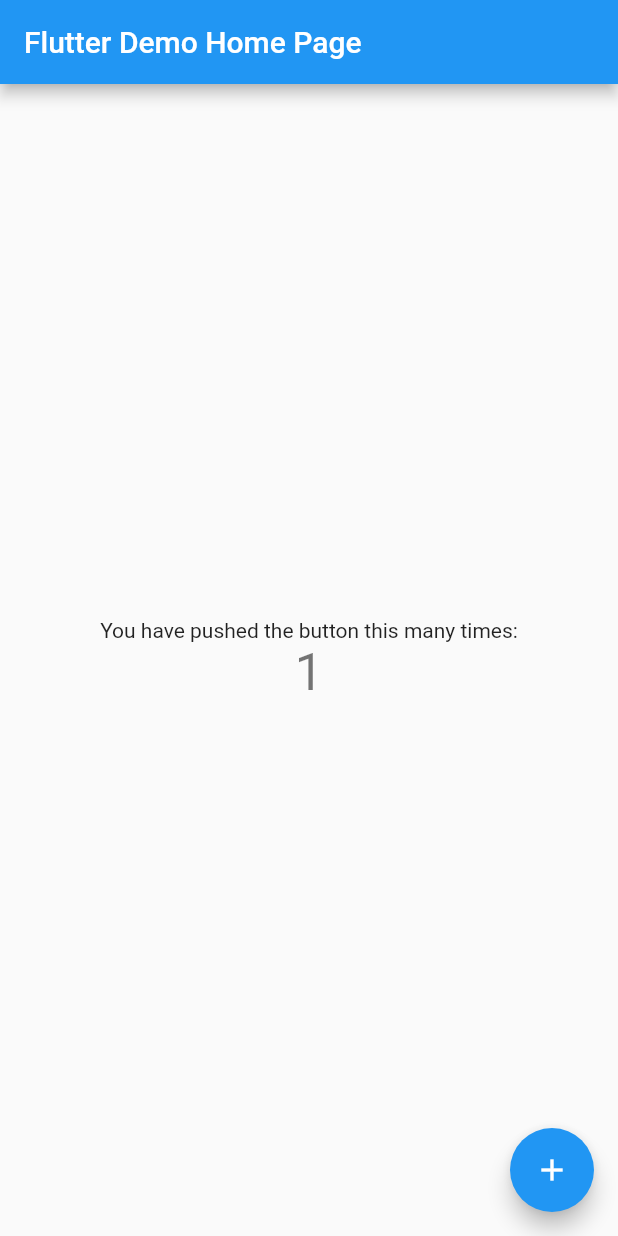
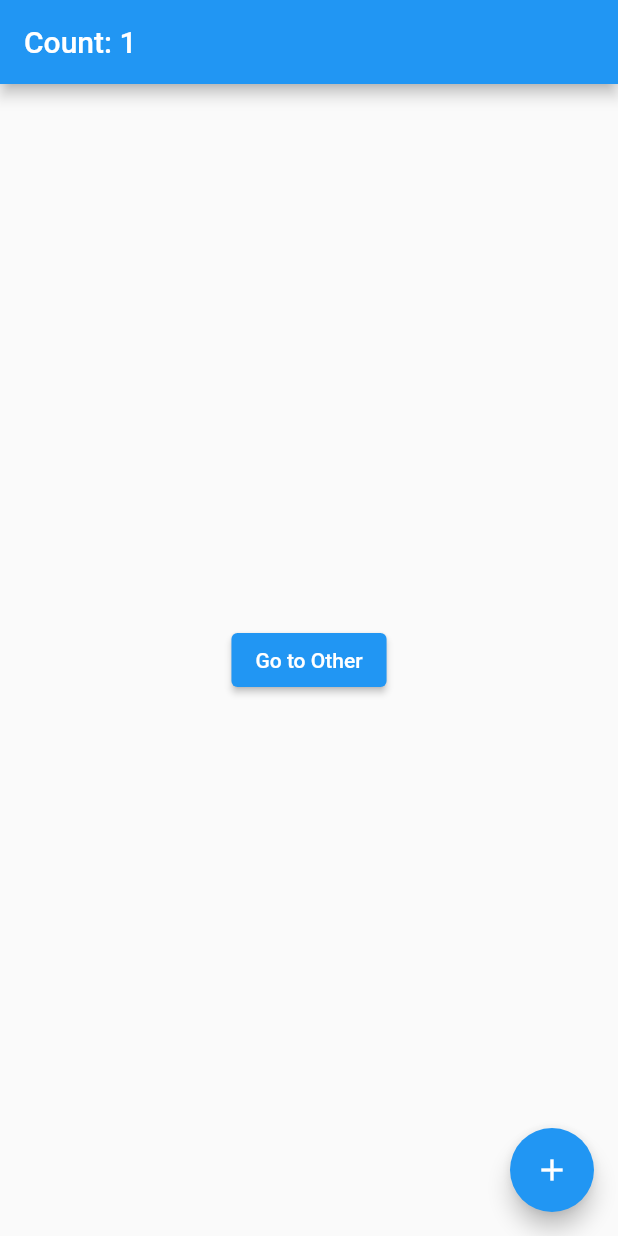
Before and after one commit to OraneOrveillon/template_flutter_getx, a Flutter app: the screen it shows after launch, after a tap on the "add" icon, on a phone screen of 412 x 824 dp. Run offline on Flutter 3.47's test engine with Material 2 defaults, Android fonts, the phone set to English and light mode, and no system bars; our stand-ins replace get.

Commit message:
Getx counter app

```diff
--- a/lib/main.dart
+++ b/lib/main.dart
@@ -1,115 +1,48 @@
 import 'package:flutter/material.dart';
+import 'package:get/get.dart';
 
-void main() {
-  runApp(const MyApp());
+void main() => runApp(const GetMaterialApp(home: Home()));
+
+class Counter extends GetxController {
+  var count = 0.obs;
+
+  increment() => count++;
 }
 
-class MyApp extends StatelessWidget {
-  const MyApp({super.key});
+class Home extends StatelessWidget {
+  const Home({super.key});
 
-  // This widget is the root of your application.
   @override
-  Widget build(BuildContext context) {
-    return MaterialApp(
-      title: 'Flutter Demo',
-      theme: ThemeData(
-        // This is the theme of your application.
-        //
-        // Try running your application with "flutter run". You'll see the
-        // application has a blue toolbar. Then, without quitting the app, try
-        // changing the primarySwatch below to Colors.green and then invoke
-        // "hot reload" (press "r" in the console where you ran "flutter run",
-        // or simply save your changes to "hot reload" in a Flutter IDE).
-        // Notice that the counter didn't reset back to zero; the application
-        // is not restarted.
-        primarySwatch: Colors.blue,
+  Widget build(context) {
+    // Instantiate your class using Get.put() to make it available for all "child" routes there.
+    final Counter controller = Get.put(Counter());
+
+    return Scaffold(
+      // Use Obx(()=> to update Text() whenever count is changed.
+      appBar: AppBar(title: Obx(() => Text("Count: ${controller.count}"))),
+
+      // Replace the 8 lines Navigator.push by a simple Get.to(). You don't need context
+      body: Center(
+          child: ElevatedButton(
+              child: const Text("Go to Other"),
+              onPressed: () => Get.to(Other()))),
+      floatingActionButton: FloatingActionButton(
+        onPressed: controller.increment,
+        child: const Icon(Icons.add),
       ),
-      home: const MyHomePage(title: 'Flutter Demo Home Page'),
     );
   }
 }
 
-class MyHomePage extends StatefulWidget {
-  const MyHomePage({super.key, required this.title});
+class Other extends StatelessWidget {
+  Other({super.key});
 
-  // This widget is the home page of your application. It is stateful, meaning
-  // that it has a State object (defined below) that contains fields that affect
-  // how it looks.
-
-  // This class is the configuration for the state. It holds the values (in this
-  // case the title) provided by the parent (in this case the App widget) and
-  // used by the build method of the State. Fields in a Widget subclass are
-  // always marked "final".
-
-  final String title;
+  // You can ask Get to find a Controller that is being used by another page and redirect you to it.
+  final Counter c = Get.find();
 
   @override
-  State<MyHomePage> createState() => _MyHomePageState();
-}
-
-class _MyHomePageState extends State<MyHomePage> {
-  int _counter = 0;
-
-  void _incrementCounter() {
-    setState(() {
-      // This call to setState tells the Flutter framework that something has
-      // changed in this State, which causes it to rerun the build method below
-      // so that the display can reflect the updated values. If we changed
-      // _counter without calling setState(), then the build method would not be
-      // called again, and so nothing would appear to happen.
-      _counter++;
-    });
-  }
-
-  @override
-  Widget build(BuildContext context) {
-    // This method is rerun every time setState is called, for instance as done
-    // by the _incrementCounter method above.
-    //
-    // The Flutter framework has been optimized to make rerunning build methods
-    // fast, so that you can just rebuild anything that needs updating rather
-    // than having to individually change instances of widgets.
-    return Scaffold(
-      appBar: AppBar(
-        // Here we take the value from the MyHomePage object that was created by
-        // the App.build method, and use it to set our appbar title.
-        title: Text(widget.title),
-      ),
-      body: Center(
-        // Center is a layout widget. It takes a single child and positions it
-        // in the middle of the parent.
-        child: Column(
-          // Column is also a layout widget. It takes a list of children and
-          // arranges them vertically. By default, it sizes itself to fit its
-          // children horizontally, and tries to be as tall as its parent.
-          //
-          // Invoke "debug painting" (press "p" in the console, choose the
-          // "Toggle Debug Paint" action from the Flutter Inspector in Android
-          // Studio, or the "Toggle Debug Paint" command in Visual Studio Code)
-          // to see the wireframe for each widget.
-          //
-          // Column has various properties to control how it sizes itself and
-          // how it positions its children. Here we use mainAxisAlignment to
-          // center the children vertically; the main axis here is the vertical
-          // axis because Columns are vertical (the cross axis would be
-          // horizontal).
-          mainAxisAlignment: MainAxisAlignment.center,
-          children: <Widget>[
-            const Text(
-              'You have pushed the button this many times:',
-            ),
-            Text(
-              '$_counter',
-              style: Theme.of(context).textTheme.headline4,
-            ),
-          ],
-        ),
-      ),
-      floatingActionButton: FloatingActionButton(
-        onPressed: _incrementCounter,
-        tooltip: 'Increment',
-        child: const Icon(Icons.add),
-      ), // This trailing comma makes auto-formatting nicer for build methods.
-    );
+  Widget build(context) {
+    // Access the updated count variable
+    return Scaffold(body: Center(child: Text("${c.count}")));
   }
 }
```
